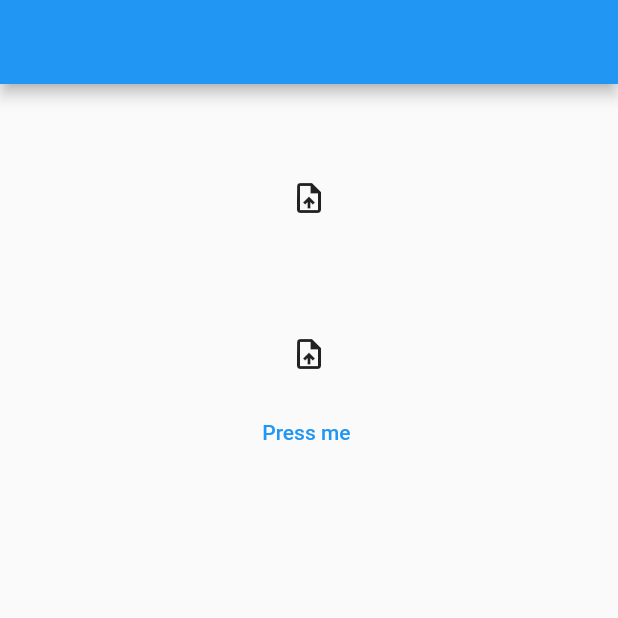
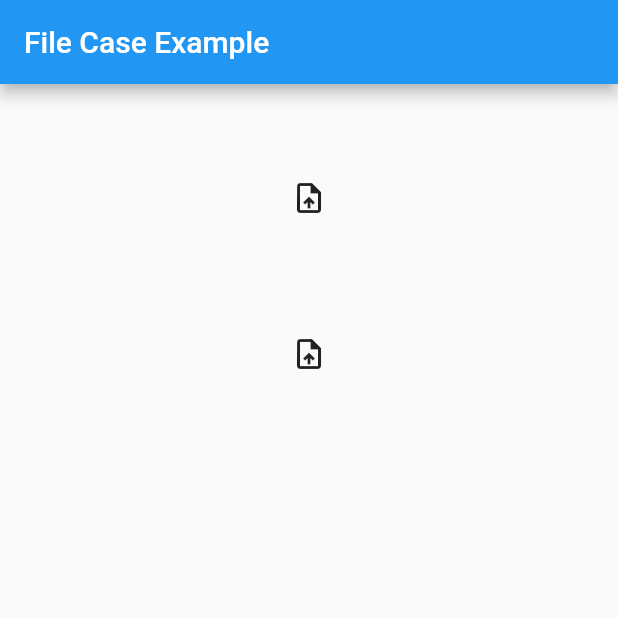
Before and after one commit to asadamatic/file_case, a Flutter app: the screen it shows after launch, on a phone screen of 412 x 824 dp, the top half of it. Run offline on Flutter 3.47's test engine with Material 2 defaults, Android fonts, the phone set to English and light mode, and no system bars; our stand-ins replace file_picker, get.

```diff
--- a/example/lib/example.dart
+++ b/example/lib/example.dart
@@ -24,24 +24,25 @@ class Home extends StatelessWidget {
   Home({Key? key}) : super(key: key);
 
   final FileCaseController firstController = FileCaseController(
-      filePickerOptions: FilePickerOptions(type: FileType.any),
+      filePickerOptions:
+          FilePickerOptions(type: FileType.any, allowMultiple: true),
       tag: 'controller1');
-  final FileCaseController secondController =
-      FileCaseController(tag: 'controller2');
+  final FileCaseController secondController = FileCaseController(
+      tag: 'controller2',
+      filePickerOptions: FilePickerOptions(allowMultiple: true));
   @override
   Widget build(BuildContext context) {
     return Scaffold(
-        appBar: AppBar(),
+        appBar: AppBar(title: const Text('File Case Example'),),
         body: Center(
             child: Column(
-          children: [
+          children: const [
             const FileCase(
               tag: 'controller1',
             ),
             const FileUploadIconButton(tag: 'controller1'),
             const FileCase(tag: 'controller2'),
             const FileUploadIconButton(tag: 'controller2'),
-            TextButton(onPressed: () {}, child: Text('Press me '))
           ],
         )));
   }
--- a/lib/file_case.dart
+++ b/lib/file_case.dart
@@ -11,7 +11,6 @@ export 'package:file_case/src/file_case_controller.dart'
 export 'package:file_picker/file_picker.dart' show FileType, FilePickerStatus;
 
 class FileCase extends StatelessWidget {
-
   /// [FileCase] widget displays selected files in a container
   /// On Rendering [FileCase] widget searches for [FileController] with the provided [tag], which is initialized when an instance of [FileCaseController] is created with corresponding [tag]
   ///
@@ -21,7 +20,8 @@ class FileCase extends StatelessWidget {
       this.backgroundColor,
       this.shadowColor,
       this.addButtonBackgroundColor,
-      this.addButtonIconColor});
+      this.addButtonIconColor})
+      : super(key: key);
 
   /// Unique identifier for [FileCaseController] , [FileCase] , [FileUploadIconButton] & [FileUploadButton] to make sure, that their instances are related correctly
   ///
@@ -54,11 +54,12 @@ class FileCase extends StatelessWidget {
           return Container(
             height: 100.0,
             decoration: BoxDecoration(
-              color: Colors.white,
+              color: backgroundColor ?? Colors.white,
               borderRadius: BorderRadius.circular(8.0),
               boxShadow: [
                 BoxShadow(
-                  color: Colors.grey.withOpacity(0.4),
+                  color: shadowColor?.withOpacity(0.4) ??
+                      Colors.grey.withOpacity(0.4),
                   spreadRadius: 5,
                   blurRadius: 7,
                   offset: const Offset(0, 3), // changes position of shadow
@@ -73,18 +74,22 @@ class FileCase extends StatelessWidget {
               scrollDirection: Axis.horizontal,
               itemCount: _controller.files.length + 1,
               itemBuilder: (_, index) => index == _controller.files.length
-                  ? _controller.filePickerOptions!.allowMultiple ? CircleAvatar(
+                  ? _controller.filePickerOptions!.allowMultiple
+                      ? CircleAvatar(
+                          backgroundColor: addButtonBackgroundColor,
                           radius: 15.0,
                           child: IconButton(
                             onPressed: _controller.addFile,
                             icon: const Icon(
                               Icons.add,
                             ),
+                            color: addButtonIconColor,
                             iconSize: 15.0,
                           ),
-                    ) : SizedBox()
+                        )
+                      : const SizedBox()
                   : FileIcon(
-                      fileName: _controller.files[index].name,
+                      platformFile: _controller.files[index],
                       index: index,
                       tag: tag,
                     ),
--- a/lib/src/file_case_controller.dart
+++ b/lib/src/file_case_controller.dart
@@ -19,10 +19,9 @@ class FileController extends GetxController {
         allowedExtensions: filePickerOptions?.allowedExtensions ?? [],
         allowCompression: filePickerOptions?.allowCompression ?? true,
         withReadStream: filePickerOptions?.withReadStream ?? false,
-        withData: filePickerOptions?.withData ?? false,
+        withData: GetPlatform.isWeb ? true : filePickerOptions!.withData,
         type: filePickerOptions?.type ?? FileType.any,
         allowMultiple: filePickerOptions?.allowMultiple ?? false);
-
     if (result != null) {
       files.value = result.files.map((platformFile) => platformFile).toList();
       update();
@@ -48,7 +47,7 @@ class FileController extends GetxController {
         allowedExtensions: filePickerOptions?.allowedExtensions ?? [],
         allowCompression: filePickerOptions?.allowCompression ?? true,
         withReadStream: filePickerOptions?.withReadStream ?? false,
-        withData: filePickerOptions?.withData ?? false,
+        withData: GetPlatform.isWeb ? true : filePickerOptions!.withData,
         type: filePickerOptions?.type ?? FileType.any,
         allowMultiple: filePickerOptions?.allowMultiple ?? false);
 
@@ -66,13 +65,19 @@ class FileCaseController {
   ///
   String? tag;
   FileController? _fileCaseController;
+
+  /// Options needed for custom functionality of [pickFiles] function from [FilePicker]
+  ///
   FilePickerOptions? filePickerOptions;
+
+  /// Interface for developers to get picked files for processing or transfer, in their flutter app
+  ///
   FileCaseController({this.tag, this.filePickerOptions}) {
     _fileCaseController = FileController.initialize(
-        tag: tag, filePickerOptions: filePickerOptions);
+        tag: tag, filePickerOptions: filePickerOptions ?? FilePickerOptions());
   }
 
   List<PlatformFile> get files {
-    return _fileCaseController!.files.value;
+    return _fileCaseController!.files;
   }
 }
--- a/lib/src/file_picker_options.dart
+++ b/lib/src/file_picker_options.dart
@@ -1,4 +1,3 @@
-
 import 'package:file_picker/file_picker.dart';
 
 class FilePickerOptions {
@@ -34,7 +33,7 @@ class FilePickerOptions {
   /// enabling this on IO (iOS & Android) may result in out of memory issues if you allow multiple picks or
   /// pick huge files. Use `withReadStream` instead. Defaults to `true` on web, `false` otherwise.
   ///
-  bool withData = false;
+  bool withData;
 
   /// If `withReadStream` is set, picked files will have its byte data available as a `Stream<List<int>>`
   /// which can be useful for uploading and processing large files. Defaults to `false`.
@@ -52,8 +51,8 @@ class FilePickerOptions {
     this.allowMultiple = false,
     this.withData = false,
     this.withReadStream = false,
-  }): assert(allowedExtensions == null || type == FileType.custom,
-  'Custom extension filters are only allowed with `FileType.custom`, please change it or remove filters.\n');
+  }) : assert(allowedExtensions == null || type == FileType.custom,
+            'Custom extension filters are only allowed with `FileType.custom`, please change it or remove filters.\n');
 
   // FileType get type {
   //   return _getFileType();
--- a/pubspec.yaml
+++ b/pubspec.yaml
@@ -1,7 +1,7 @@
 name: file_case
 description: A flutter package to show uplaoded files in a scrollable widget.
 version: 0.0.1
-homepage:
+homepage: https://github.com/asadamtic/file_case
 
 environment:
   sdk: ">=2.12.0 <3.0.0"
```
Also changed, not shown: lib/src/widgets/close_icon.dart (+28 -0 lines), lib/src/widgets/file_icon.dart (+43 -31 lines), working_examples/desktop.gif, working_examples/web.gif, 3 other files. Lines whose indentation alone changed are shown as unchanged.
